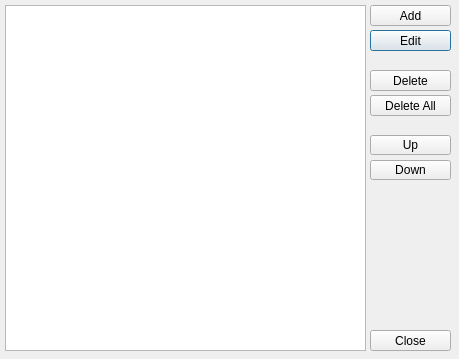
Before: the Qt Designer form branches/wmv0800/Source/ui/WoWDirManager.ui in jaisurya/wowmodelviewer, drawn with Qt 5.
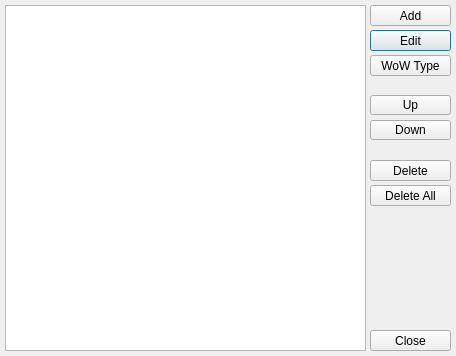
After: the same form once the commit is applied. Icons and pictures are not drawn.

Commit message: WMV v0.8.0.0 -Updated PTR Icon, and included PSD. -Added WMV global. -Added updateStatusBar function to WMV window. Used with the global, any function can set statusBar text. -Moved Update functions to Help menu. -Lots of work migrating the MPQ functions. Can't test until we have working WoW directories. * WoW Directory Manager (WDM)  -Moved WDM to it's own files.  -Added most of the Add Directory functionality. Does everything but get the WoW Version and save the data.  -Added a pull down to quickly change an added directory's WoW version.

Diff of the .ui file:
```diff
--- a/branches/wmv0800/Source/ui/WoWDirManager.ui
+++ b/branches/wmv0800/Source/ui/WoWDirManager.ui
@@ -6,8 +6,8 @@
    <rect>
     <x>0</x>
     <y>0</y>
-    <width>459</width>
-    <height>359</height>
+    <width>456</width>
+    <height>356</height>
    </rect>
   </property>
   <property name="windowTitle">
@@ -72,7 +72,7 @@
    <property name="geometry">
     <rect>
      <x>370</x>
-     <y>70</y>
+     <y>160</y>
      <width>81</width>
      <height>21</height>
     </rect>
@@ -85,7 +85,7 @@
    <property name="geometry">
     <rect>
      <x>370</x>
-     <y>135</y>
+     <y>95</y>
      <width>81</width>
      <height>20</height>
     </rect>
@@ -98,7 +98,7 @@
    <property name="geometry">
     <rect>
      <x>370</x>
-     <y>160</y>
+     <y>120</y>
      <width>81</width>
      <height>20</height>
     </rect>
@@ -127,7 +127,7 @@
    <property name="geometry">
     <rect>
      <x>370</x>
-     <y>95</y>
+     <y>185</y>
      <width>81</width>
      <height>21</height>
     </rect>
@@ -136,6 +136,22 @@
     <string>Delete All</string>
    </property>
   </widget>
+  <widget class="QPushButton" name="WoWTypeButton">
+   <property name="geometry">
+    <rect>
+     <x>370</x>
+     <y>55</y>
+     <width>81</width>
+     <height>21</height>
+    </rect>
+   </property>
+   <property name="text">
+    <string>WoW Type</string>
+   </property>
+   <property name="checkable">
+    <bool>false</bool>
+   </property>
+  </widget>
  </widget>
  <tabstops>
   <tabstop>WDM_bDirAdd</tabstop>
```
Left out of the diff: 7 changed lines with no effect on the pictures. The commit also changes 23 other files.
